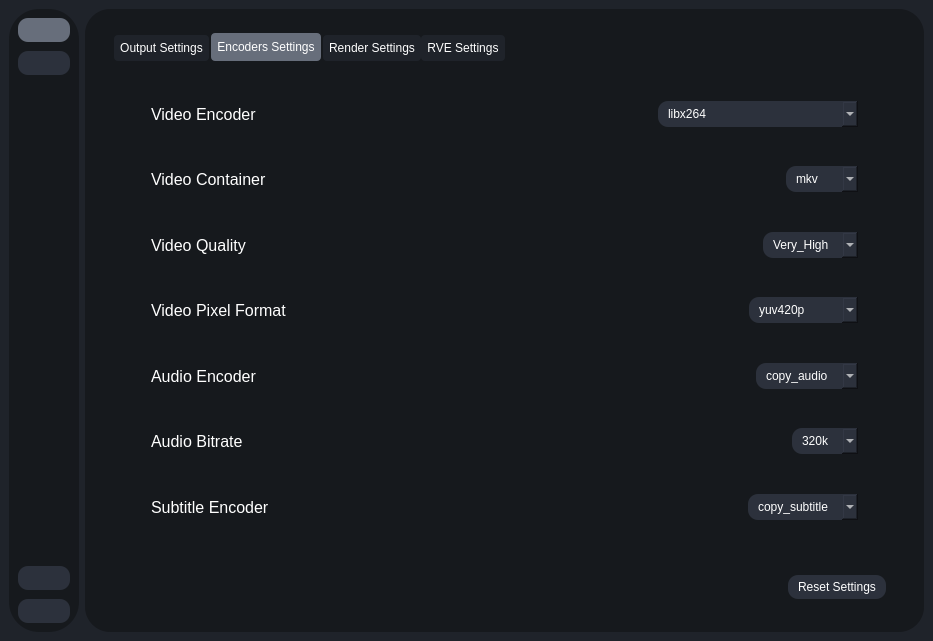
Above: testRVEInterface.ui from gokulmc/enhance_crop before the change. Below: the same form after it.
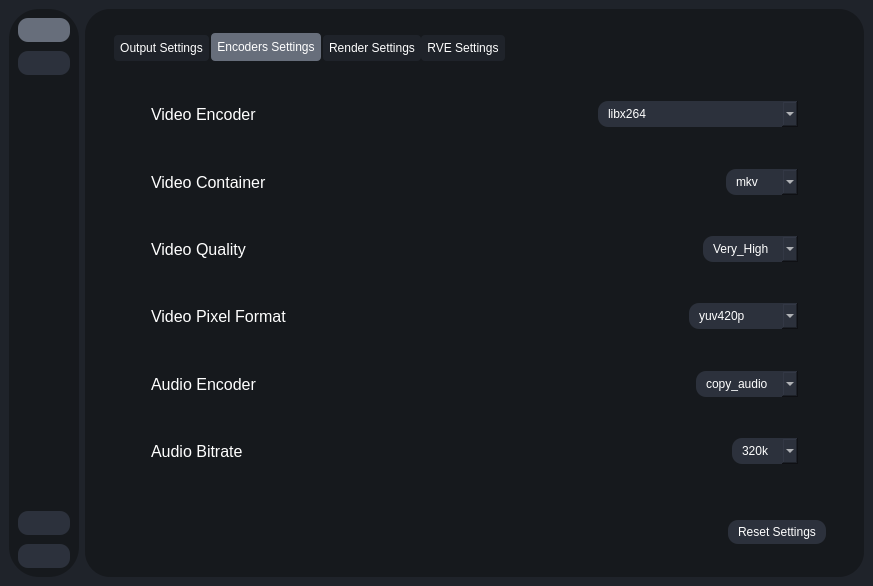
That is the form after the change. The open tabs and pages were chosen to show the change. Icons and pictures are not drawn.

```diff
--- a/testRVEInterface.ui
+++ b/testRVEInterface.ui
@@ -6,8 +6,8 @@
    <rect>
     <x>0</x>
     <y>0</y>
-    <width>933</width>
-    <height>641</height>
+    <width>0</width>
+    <height>0</height>
    </rect>
   </property>
   <property name="sizePolicy">
@@ -3537,8 +3537,8 @@
                   <rect>
                    <x>0</x>
                    <y>0</y>
-                   <width>495</width>
-                   <height>515</height>
+                   <width>796</width>
+                   <height>593</height>
                   </rect>
                  </property>
                  <layout class="QVBoxLayout" name="verticalLayout_18">
@@ -4522,107 +4522,6 @@
                            </layout>
                           </widget>
                          </item>
-                         <item>
-                          <widget class="QWidget" name="widget_26" native="true">
-                           <property name="sizePolicy">
-                            <sizepolicy hsizetype="Preferred" vsizetype="Minimum">
-                             <horstretch>0</horstretch>
-                             <verstretch>0</verstretch>
-                            </sizepolicy>
-                           </property>
-                           <layout class="QHBoxLayout" name="horizontalLayout_43">
-                            <property name="leftMargin">
-                             <number>9</number>
-                            </property>
-                            <property name="topMargin">
-                             <number>0</number>
-                            </property>
-                            <property name="rightMargin">
-                             <number>9</number>
-                            </property>
-                            <property name="bottomMargin">
-                             <number>0</number>
-                            </property>
-                            <item>
-                             <widget class="QLabel" name="encoderLabel_8">
-                              <property name="font">
-                               <font>
-                                <pointsize>12</pointsize>
-                               </font>
-                              </property>
-                              <property name="text">
-                               <string>Subtitle Encoder</string>
-                              </property>
-                             </widget>
-                            </item>
-                            <item>
-                             <spacer name="horizontalSpacer_23">
-                              <property name="orientation">
-                               <enum>Qt::Orientation::Horizontal</enum>
-                              </property>
-                              <property name="sizeHint" stdset="0">
-                               <size>
-                                <width>307</width>
-                                <height>20</height>
-                               </size>
-                              </property>
-                             </spacer>
-                            </item>
-                            <item>
-                             <widget class="QLabel" name="label_60">
-                              <property name="maximumSize">
-                               <size>
-                                <width>25</width>
-                                <height>25</height>
-                               </size>
-                              </property>
-                              <property name="toolTip">
-                               <string>&lt;html&gt;&lt;head/&gt;&lt;body&gt;&lt;p&gt;&lt;span style=&quot; font-weight:700;&quot;&gt;Subtitle Encoder&lt;/span&gt;&lt;/p&gt;&lt;p&gt;- &lt;span style=&quot; font-weight:700;&quot;&gt;Recommended &lt;/span&gt;to use &lt;span style=&quot; font-weight:700;&quot;&gt;copy_subtitles&lt;/span&gt;.&lt;/p&gt;&lt;p&gt;-&lt;span style=&quot; font-weight:700;&quot;/&gt;copy_subtitles: No re-encoding is done on the output&lt;/p&gt;&lt;p&gt;- srt: Most common.&lt;/p&gt;&lt;p&gt;- ass: Higher customization of subtitles.&lt;/p&gt;&lt;p&gt;- webvtt: Used for &lt;span style=&quot; font-weight:700;&quot;&gt;webm&lt;/span&gt;.&lt;/p&gt;&lt;/body&gt;&lt;/html&gt;</string>
-                              </property>
-                              <property name="text">
-                               <string/>
-                              </property>
-                              <property name="pixmap">
-                               <pixmap resource="resources.qrc">:/icons/icons/info.svg</pixmap>
-                              </property>
-                              <property name="scaledContents">
-                               <bool>true</bool>
-                              </property>
-                             </widget>
-                            </item>
-                            <item>
-                             <widget class="QComboBox" name="subtitle_encoder">
-                              <property name="minimumSize">
-                               <size>
-                                <width>0</width>
-                                <height>0</height>
-                               </size>
-                              </property>
-                              <item>
-                               <property name="text">
-                                <string>copy_subtitle</string>
-                               </property>
-                              </item>
-                              <item>
-                               <property name="text">
-                                <string>srt</string>
-                               </property>
-                              </item>
-                              <item>
-                               <property name="text">
-                                <string>ass</string>
-                               </property>
-                              </item>
-                              <item>
-                               <property name="text">
-                                <string>webvtt</string>
-                               </property>
-                              </item>
-                             </widget>
-                            </item>
-                           </layout>
-                          </widget>
-                         </item>
                         </layout>
                        </widget>
                       </item>
```
Left out of the diff: 265 changed lines with no effect on the pictures.
